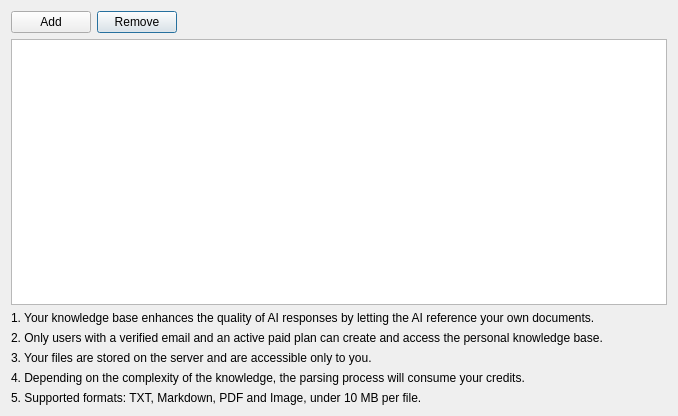
First picture: the form in user_knowledge_dialog.ui, repository robert6757/qgis-geo-knowledge-ai, before the edit.
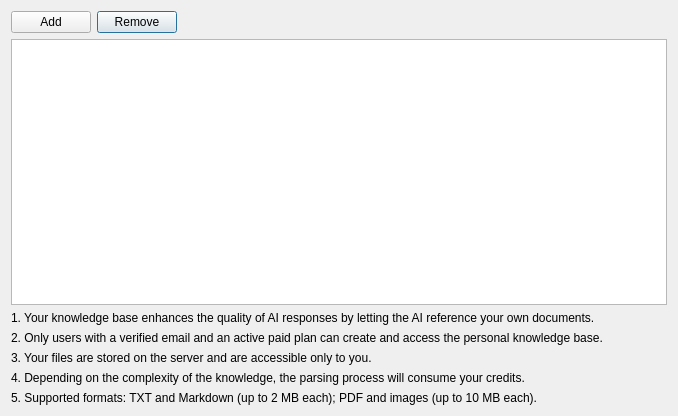
Second picture: the form after the edit.

What changed in the file:
```diff
--- a/user_knowledge_dialog.ui
+++ b/user_knowledge_dialog.ui
@@ -20,7 +20,7 @@
    <item row="6" column="0" colspan="3">
     <widget class="QLabel" name="label_4">
      <property name="text">
-      <string>5. Supported formats: TXT, Markdown, PDF and Image, under 10 MB per file.</string>
+      <string>5. Supported formats: TXT and Markdown (up to 2 MB each); PDF and images (up to 10 MB each).</string>
      </property>
     </widget>
    </item>
```
